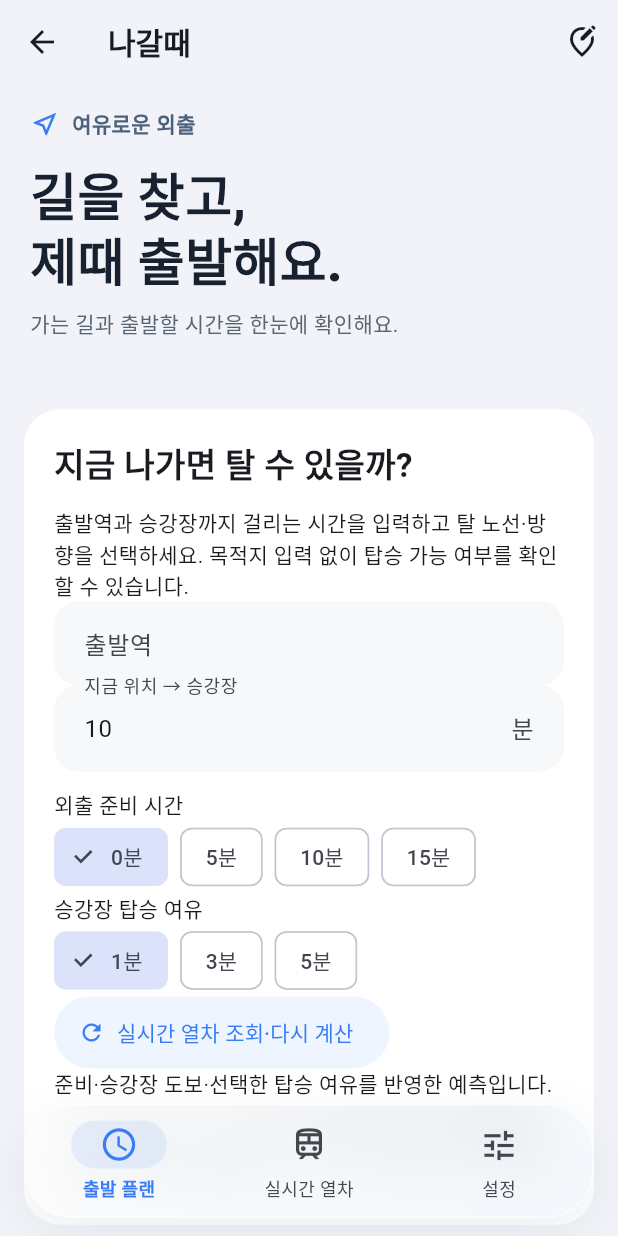
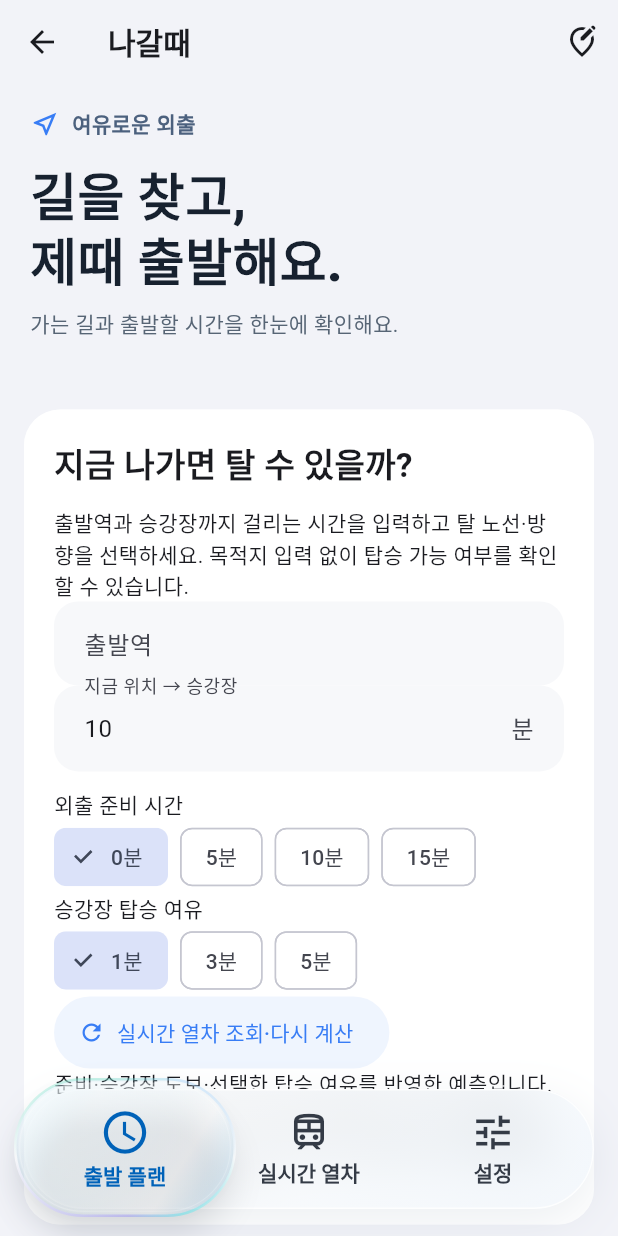
Before and after one commit to Hisabori/bark-note, a Flutter app: the screen it shows after launch, scrolled down 161 dp, after a tap on "나갈 시간 확인", on a phone screen of 412 x 824 dp. Run offline on Flutter 3.47's test engine with Material 3 defaults, Android fonts, the light colour scheme and no system bars; our stand-ins replace file_picker, geolocator; missing offline and left inert: record, tflite_flutter.

Commit message:
Redesign bottom navigation with floating capsule and iridescent selected lens from visual reference

```diff
--- /dev/null
+++ b/lib/lens_navigation.dart
@@ -0,0 +1,221 @@
+import 'dart:math' as math;
+import 'package:flutter/material.dart';
+import 'glass_surface.dart';
+
+/// A single native glass capsule with a lightweight, painted selection lens.
+class CareLensNavigationBar extends StatelessWidget {
+  const CareLensNavigationBar({
+    super.key,
+    required this.selectedIndex,
+    required this.onDestinationSelected,
+    required this.destinations,
+  }) : assert(destinations.length > 1),
+       assert(selectedIndex >= 0 && selectedIndex < destinations.length);
+  final int selectedIndex;
+  final ValueChanged<int> onDestinationSelected;
+  final List<NavigationDestination> destinations;
+  static double height(BuildContext context) =>
+      94 + math.max(0, MediaQuery.textScalerOf(context).scale(14) - 14) * 2.5;
+  static double contentInset(BuildContext context) =>
+      height(context) + MediaQuery.viewPaddingOf(context).bottom + 34;
+
+  @override
+  Widget build(BuildContext context) {
+    final reduced =
+        MediaQuery.highContrastOf(context) ||
+        MediaQuery.disableAnimationsOf(context) ||
+        MediaQuery.accessibleNavigationOf(context);
+    final duration = Duration(milliseconds: reduced ? 0 : 240);
+    return SizedBox(
+      height: height(context),
+      child: LayoutBuilder(
+        builder: (context, box) {
+          final slot = (box.maxWidth - 12) / destinations.length;
+          final lens = slot * 1.12 + 12;
+          return Stack(
+            clipBehavior: Clip.none,
+            children: [
+              Positioned(
+                left: 0,
+                right: 0,
+                top: 8,
+                bottom: 6,
+                child: CareGlassSurface(
+                  navigation: true,
+                  radius: height(context) / 2,
+                  child: const SizedBox.expand(),
+                ),
+              ),
+              AnimatedPositioned(
+                duration: duration,
+                curve: Curves.easeOutCubic,
+                left: 6 + slot * (selectedIndex + .5) - lens / 2,
+                width: lens,
+                top: 0,
+                bottom: 0,
+                child: ExcludeSemantics(
+                  child: IgnorePointer(
+                    child: CustomPaint(
+                      painter: _SelectionLens(reduced: reduced),
+                    ),
+                  ),
+                ),
+              ),
+              Positioned.fill(
+                child: Padding(
+                  padding: const EdgeInsets.fromLTRB(6, 7, 6, 7),
+                  child: Row(
+                    children: [
+                      for (var i = 0; i < destinations.length; i++)
+                        Expanded(
+                          child: Semantics(
+                            button: true,
+                            selected: selectedIndex == i,
+                            label: destinations[i].label,
+                            onTap: () => onDestinationSelected(i),
+                            child: ExcludeSemantics(
+                              child: Material(
+                                type: MaterialType.transparency,
+                                child: InkWell(
+                                  borderRadius: BorderRadius.circular(42),
+                                  onTap: () => onDestinationSelected(i),
+                                  child: Padding(
+                                    padding: const EdgeInsets.symmetric(
+                                      horizontal: 5,
+                                      vertical: 2,
+                                    ),
+                                    child: Column(
+                                      mainAxisAlignment:
+                                          MainAxisAlignment.center,
+                                      children: [
+                                        IconTheme(
+                                          data: IconThemeData(
+                                            size: selectedIndex == i ? 34 : 30,
+                                            color: selectedIndex == i
+                                                ? const Color(0xff0062b8)
+                                                : const Color(0xff343b46),
+                                          ),
+                                          child: selectedIndex == i
+                                              ? destinations[i].selectedIcon ??
+                                                    destinations[i].icon
+                                              : destinations[i].icon,
+                                        ),
+                                        const SizedBox(height: 4),
+                                        AnimatedDefaultTextStyle(
+                                          duration: duration,
+                                          style: TextStyle(
+                                            fontSize: 14,
+                                            height: 1.15,
+                                            fontWeight: selectedIndex == i
+                                                ? FontWeight.w800
+                                                : FontWeight.w600,
+                                            color: selectedIndex == i
+                                                ? const Color(0xff0062b8)
+                                                : const Color(0xff343b46),
+                                          ),
+                                          child: Text(
+                                            destinations[i].label,
+                                            maxLines: 2,
+                                            overflow: TextOverflow.ellipsis,
+                                            textAlign: TextAlign.center,
+                                          ),
+                                        ),
+                                      ],
+                                    ),
+                                  ),
+                                ),
+                              ),
+                            ),
+                          ),
+                        ),
+                    ],
+                  ),
+                ),
+              ),
+            ],
+          );
+        },
+      ),
+    );
+  }
+}
+
+class _SelectionLens extends CustomPainter {
+  const _SelectionLens({required this.reduced});
+  final bool reduced;
+  @override
+  void paint(Canvas canvas, Size size) {
+    final rect = (Offset.zero & size).deflate(1.5);
+    final shape = RRect.fromRectAndRadius(
+      rect,
+      Radius.circular(size.height / 2),
+    );
+    if (reduced) {
+      canvas.drawRRect(shape, Paint()..color = const Color(0xffe4effd));
+      canvas.drawRRect(
+        shape,
+        Paint()
+          ..color = const Color(0xff195bb2)
+          ..style = PaintingStyle.stroke
+          ..strokeWidth = 1.5,
+      );
+      return;
+    }
+    final path = Path()..addRRect(shape);
+    canvas.drawShadow(path, const Color(0x40192b42), 8, false);
+    canvas.drawRRect(
+      shape,
+      Paint()
+        ..shader = const LinearGradient(
+          begin: Alignment.topLeft,
+          end: Alignment.bottomRight,
+          colors: [
+            Color(0xb3ffffff),
+            Color(0x21b8e4f5),
+            Color(0x40ffffff),
+            Color(0x3054b4ed),
+          ],
+          stops: [0, .3, .72, 1],
+        ).createShader(rect),
+    );
+    canvas.drawRRect(
+      shape.deflate(2),
+      Paint()
+        ..shader = const RadialGradient(
+          center: Alignment(-.5, -.9),
+          radius: 1.3,
+          colors: [Color(0x66ffffff), Color(0x00ffffff)],
+        ).createShader(rect),
+    );
+    canvas.drawRRect(
+      shape,
+      Paint()
+        ..style = PaintingStyle.stroke
+        ..strokeWidth = 1.7
+        ..shader = const SweepGradient(
+          center: Alignment(.2, .15),
+          colors: [
+            Color(0xa3ffffff),
+            Color(0x663fe8ed),
+            Color(0x668f85fb),
+            Color(0xb3ffffff),
+            Color(0x555ad9bb),
+            Color(0x669bcefa),
+            Color(0xa3ffffff),
+          ],
+          stops: [0, .16, .3, .5, .66, .82, 1],
+        ).createShader(rect),
+    );
+    canvas.drawRRect(
+      shape.deflate(3),
+      Paint()
+        ..color = const Color(0x35ffffff)
+        ..style = PaintingStyle.stroke
+        ..strokeWidth = .7,
+    );
+  }
+
+  @override
+  bool shouldRepaint(covariant _SelectionLens oldDelegate) =>
+      oldDelegate.reduced != reduced;
+}
--- a/lib/main.dart
+++ b/lib/main.dart
@@ -1,5 +1,6 @@
 import 'app_theme.dart';
 import 'glass_surface.dart';
+import 'lens_navigation.dart';
 import 'bark_history.dart';
 import 'live_bark_page.dart';
 import 'package:flutter/material.dart';
@@ -52,10 +53,7 @@ class FeatureHome extends StatelessWidget {
         ),
         bottomNavigationBar: SafeArea(
           minimum: const EdgeInsets.fromLTRB(20, 8, 20, 12),
-          child: CareGlassSurface(
-            navigation: true,
-            radius: 36,
-            child: NavigationBar(
+          child: CareLensNavigationBar(
             selectedIndex: 0,
             onDestinationSelected: (index) {
               if (index == 1) open(context, const bark.Home());
@@ -78,7 +76,6 @@ class FeatureHome extends StatelessWidget {
             ],
           ),
         ),
-        ),
         body: SafeArea(
           bottom: false,
           child: Align(
@@ -90,7 +87,7 @@ class FeatureHome extends StatelessWidget {
                   20,
                   20,
                   20,
-                  128 + MediaQuery.viewPaddingOf(context).bottom,
+                  CareLensNavigationBar.contentInset(context),
                 ),
                 children: [
                   Text(
--- a/lib/transit/main.dart
+++ b/lib/transit/main.dart
@@ -1,5 +1,5 @@
 import '../app_theme.dart';
-import '../glass_surface.dart';
+import '../lens_navigation.dart';
 import 'live_clock.dart';
 import 'activity_payload.dart';
 import 'kakao_api.dart';
@@ -730,10 +730,7 @@ class _HomeState extends State<Home> {
       ),
       bottomNavigationBar: SafeArea(
         minimum: const EdgeInsets.fromLTRB(16, 8, 16, 12),
-        child: CareGlassSurface(
-          navigation: true,
-          radius: 32,
-          child: NavigationBar(
+        child: CareLensNavigationBar(
           selectedIndex: tab,
           onDestinationSelected: (v) => setState(() => tab = v),
           destinations: const [
@@ -744,7 +741,6 @@ class _HomeState extends State<Home> {
             ),
             NavigationDestination(icon: Icon(Icons.tune), label: '설정'),
           ],
-          ),
         ),
       ),
       body: AbsorbPointer(
@@ -768,7 +764,7 @@ class _HomeState extends State<Home> {
                 16,
                 8,
                 16,
-                140 + MediaQuery.viewPaddingOf(context).bottom,
+                CareLensNavigationBar.contentInset(context) + 12,
               ),
               children: [
                 if (loading || restoring) const LinearProgressIndicator(),
--- a/pubspec.yaml
+++ b/pubspec.yaml
@@ -1,7 +1,7 @@
 name: bark_note
 description: Private dog sound pattern journal.
 publish_to: none
-version: 0.16.0+21
+version: 0.17.0+22
 environment:
   sdk: ^3.12.0
 dependencies:
```
Also changed, not shown: 3 other files. Lines whose indentation alone changed are shown as unchanged.
